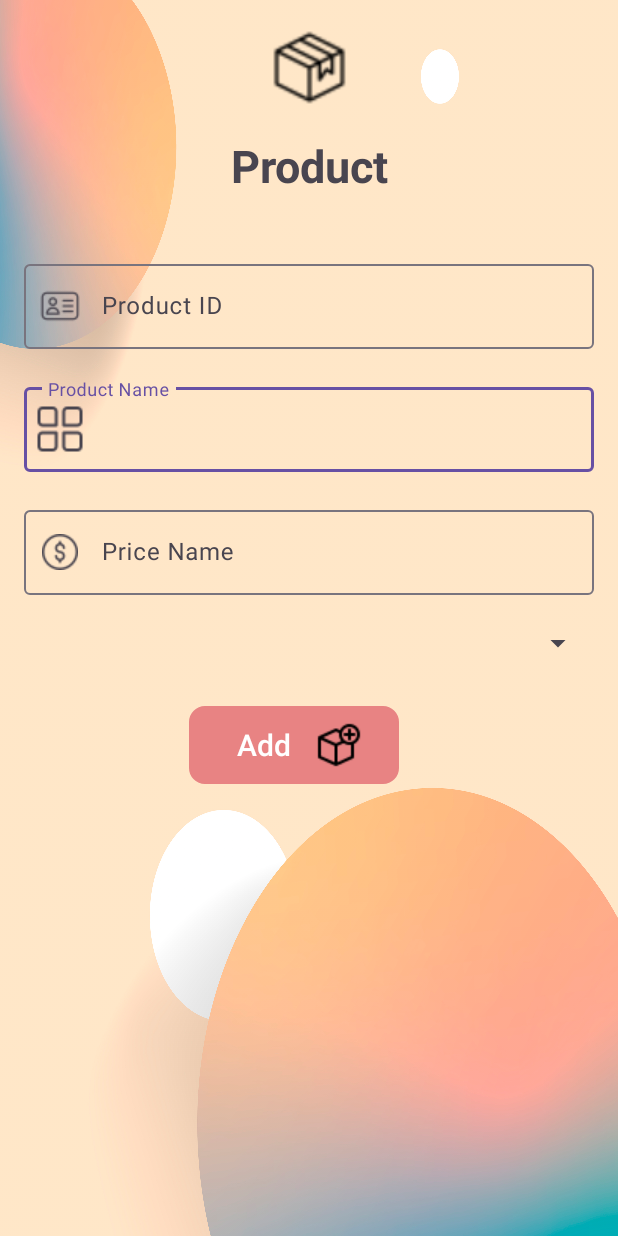
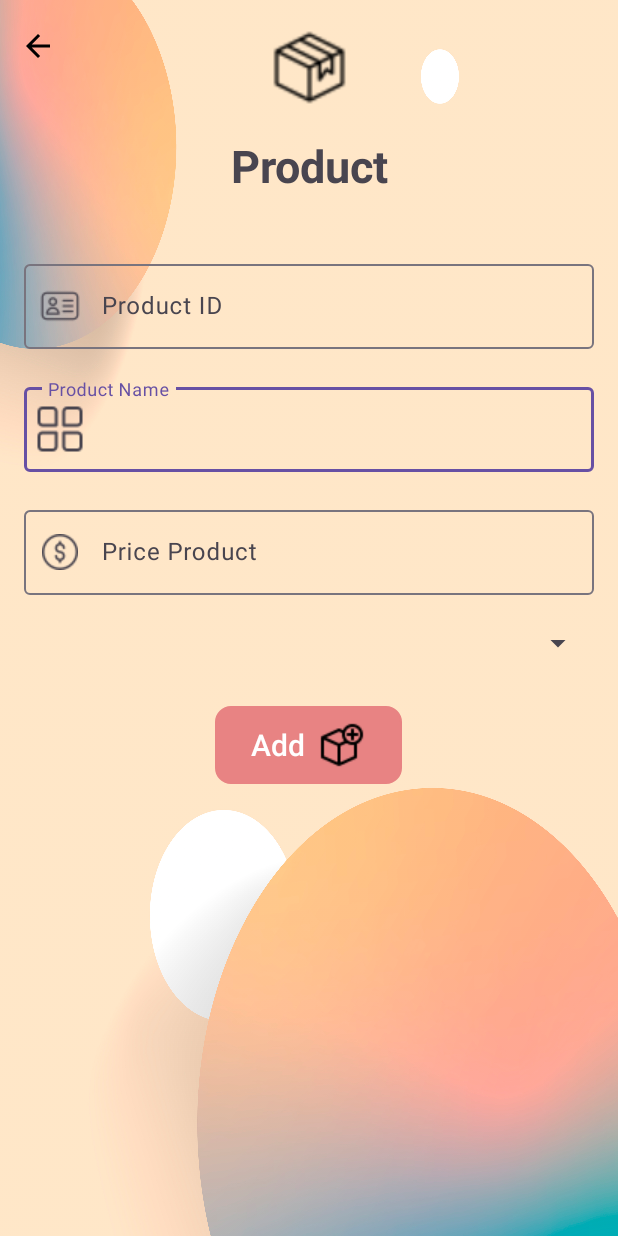
Before and after one commit to nqmgaming/DemoSQLite, an Android app: the ProductActivity screen opened directly, with no data from a screen before it, on a phone screen of 412 x 824 dp. Run offline under Robolectric (Android 15) with nearby library versions, the phone set to English and light mode, and no system bars.

Commit message:
Sửa lại giao diện và string

```diff
--- a/app/build.gradle
+++ b/app/build.gradle
@@ -34,8 +34,8 @@ android {
 dependencies {
 
     implementation 'androidx.appcompat:appcompat:1.6.1'
+    implementation 'androidx.constraintlayout:constraintlayout:2.1.4'
     implementation 'com.google.android.material:material:1.5.0'
-    implementation 'androidx.constraintlayout:constraintlayout:2.1.4'
     testImplementation 'junit:junit:4.13.2'
     androidTestImplementation 'androidx.test.ext:junit:1.1.5'
     androidTestImplementation 'androidx.test.espresso:espresso-core:3.5.1'
--- a/app/src/main/java/com/nqmgaming/demosqliteapp/ProductActivity.java
+++ b/app/src/main/java/com/nqmgaming/demosqliteapp/ProductActivity.java
@@ -11,6 +11,7 @@ import android.view.View;
 import android.widget.AdapterView;
 import android.widget.Button;
 import android.widget.EditText;
+import android.widget.ImageButton;
 import android.widget.ListView;
 import android.widget.Spinner;
 import android.widget.Toast;
@@ -29,6 +30,7 @@ public class ProductActivity extends AppCompatActivity {
     EditText editProductID, editProductName, editProductPrice;
     Spinner spinnerProductCategory;
     Button btnAddProduct;
+    ImageButton btnBack;
     ArrayList<ProductDTO> listProductDTO;
     ProductDAO productDAO;
     ProductAdapter adapter;
@@ -49,6 +51,8 @@ public class ProductActivity extends AppCompatActivity {
         spinnerProductCategory = findViewById(R.id.spinnerCategory);
 
         btnAddProduct = findViewById(R.id.btnAddProduct);
+
+        btnBack = findViewById(R.id.backProduct);
 
         // Khởi tạo ProductDAO
         productDAO = new ProductDAO(this);
@@ -124,8 +128,19 @@ public class ProductActivity extends AppCompatActivity {
                 }
             }
         });
+
+        btnBack.setOnClickListener(new View.OnClickListener() {
+            @Override
+            public void onClick(View v) {
+                Intent intent = new Intent(ProductActivity.this, MainActivity.class);
+                finish();
+                startActivity(intent);
+            }
+        });
+
+
         //Get intent from EditProductActivity
-        Intent intentFromEditActivity= getIntent();
+        Intent intentFromEditActivity = getIntent();
         //Get the value of the key "id" from the intent
         Boolean check = intentFromEditActivity.getBooleanExtra("success", false);
         if (check) {
@@ -141,18 +156,13 @@ public class ProductActivity extends AppCompatActivity {
     }
 
     private void refreshProductList() {
-        // Lấy danh sách sản phẩm từ cơ sở dữ liệu
         listProductDTO = productDAO.GetAllProduct();
 
-        // Kiểm tra xem danh sách danh mục có rỗng không
         if (listProductDTO.isEmpty()) {
             return;
         }
 
-        // Tạo ProductAdapter và gán danh sách sản phẩm
         adapter = new ProductAdapter(this, listProductDTO);
-
-        // Gán adapter cho ListView
         listProduct.setAdapter(adapter);
     }
 
--- /dev/null
+++ b/app/src/main/res/drawable/baseline_arrow_back_24.xml
@@ -0,0 +1,5 @@
+<vector android:autoMirrored="true" android:height="24dp"
+    android:tint="#000000" android:viewportHeight="24"
+    android:viewportWidth="24" android:width="24dp" xmlns:android="http://schemas.android.com/apk/res/android">
+    <path android:fillColor="@android:color/white" android:pathData="M20,11H7.83l5.59,-5.59L12,4l-8,8 8,8 1.41,-1.41L7.83,13H20v-2z"/>
+</vector>
--- a/app/src/main/res/layout/activity_product.xml
+++ b/app/src/main/res/layout/activity_product.xml
@@ -1,139 +1,164 @@
 <?xml version="1.0" encoding="utf-8"?>
-<androidx.constraintlayout.widget.ConstraintLayout xmlns:android="http://schemas.android.com/apk/res/android"
+<ScrollView xmlns:android="http://schemas.android.com/apk/res/android"
     xmlns:app="http://schemas.android.com/apk/res-auto"
     xmlns:tools="http://schemas.android.com/tools"
     android:layout_width="match_parent"
+    android:background="@drawable/background"
+    android:layout_height="wrap_content">
+
+    <androidx.constraintlayout.widget.ConstraintLayout
+        android:layout_width="match_parent"
         android:layout_height="match_parent"
-    android:background="@drawable/background"
         tools:context=".ProductActivity">
 
         <ImageView
+            android:id="@+id/imageProduct"
             android:layout_width="50dp"
             android:layout_height="50dp"
+            android:layout_marginTop="20dp"
+            android:src="@drawable/product"
             android:textAlignment="center"
-        android:src="@drawable/product"
-        android:layout_marginTop="20dp"
-        android:id="@+id/imageProduct"
-        app:layout_constraintTop_toTopOf="parent"
+            app:layout_constraintEnd_toEndOf="parent"
             app:layout_constraintStart_toStartOf="parent"
-        app:layout_constraintEnd_toEndOf="parent"/>
+            app:layout_constraintTop_toTopOf="parent" />
 
         <TextView
+            android:id="@+id/textProduct"
             android:layout_width="match_parent"
             android:layout_height="wrap_content"
+            android:padding="20dp"
             android:text="Product"
             android:textAlignment="center"
             android:textSize="30sp"
             android:textStyle="bold"
-        android:padding="20dp"
-        android:id="@+id/textProduct"
-        app:layout_constraintTop_toBottomOf="@id/imageProduct"
+            app:layout_constraintEnd_toEndOf="parent"
             app:layout_constraintStart_toStartOf="parent"
-        app:layout_constraintEnd_toEndOf="parent"/>
+            app:layout_constraintTop_toBottomOf="@id/imageProduct" />
 
         <com.google.android.material.textfield.TextInputLayout
+            android:id="@+id/textInputId"
             android:layout_width="match_parent"
             android:layout_height="wrap_content"
-        android:hint="Product ID"
-        android:id="@+id/textInputId"
-        app:startIconDrawable="@drawable/id"
             android:layout_marginStart="16dp"
             android:layout_marginTop="20dp"
             android:layout_marginEnd="16dp"
-        app:layout_constraintTop_toBottomOf="@id/textProduct">
+            android:hint="Product ID"
+            app:layout_constraintTop_toBottomOf="@id/textProduct"
+            app:startIconDrawable="@drawable/id">
 
             <EditText
+                android:id="@+id/editTextIdProduct"
                 android:layout_width="match_parent"
                 android:layout_height="match_parent"
-            android:id="@+id/editTextIdProduct"
-            android:enabled="false"/>
+                android:enabled="false" />
         </com.google.android.material.textfield.TextInputLayout>
 
 
         <com.google.android.material.textfield.TextInputLayout
+            android:id="@+id/textInputName"
             android:layout_width="match_parent"
             android:layout_height="wrap_content"
-        android:hint="Product Name"
-        app:startIconDrawable="@drawable/cat"
             android:layout_marginStart="16dp"
             android:layout_marginTop="20dp"
             android:layout_marginEnd="16dp"
-        android:id="@+id/textInputName"
-        app:layout_constraintTop_toBottomOf="@id/textInputId">
+            android:hint="Product Name"
+            app:layout_constraintTop_toBottomOf="@id/textInputId"
+            app:startIconDrawable="@drawable/cat">
 
             <EditText
+                android:id="@+id/editTextNameProduct"
                 android:layout_width="match_parent"
-            android:layout_height="match_parent"
-            android:id="@+id/editTextNameProduct"/>
+                android:layout_height="match_parent" />
         </com.google.android.material.textfield.TextInputLayout>
 
         <com.google.android.material.textfield.TextInputLayout
+            android:id="@+id/textInputPrice"
             android:layout_width="match_parent"
             android:layout_height="wrap_content"
-        android:hint="Price Name"
-        app:startIconDrawable="@drawable/price"
             android:layout_marginStart="16dp"
             android:layout_marginTop="20dp"
             android:layout_marginEnd="16dp"
-        android:id="@+id/textInputPrice"
-        app:layout_constraintTop_toBottomOf="@id/textInputName">
+            android:hint="Price Product"
+            app:layout_constraintTop_toBottomOf="@id/textInputName"
+            app:startIconDrawable="@drawable/price">
 
             <EditText
+                android:id="@+id/editTextPriceProduct"
                 android:layout_width="match_parent"
-            android:layout_height="match_parent"
-            android:id="@+id/editTextPriceProduct"/>
+                android:layout_height="match_parent" />
         </com.google.android.material.textfield.TextInputLayout>
 
         <androidx.appcompat.widget.AppCompatSpinner
+            android:id="@+id/spinnerCategory"
             android:layout_width="match_parent"
             android:layout_height="wrap_content"
-        android:id="@+id/spinnerCategory"
             android:layout_marginStart="16dp"
             android:layout_marginTop="20dp"
             android:layout_marginEnd="16dp"
-        app:layout_constraintTop_toBottomOf="@id/textInputPrice"
+            app:layout_constraintEnd_toEndOf="parent"
             app:layout_constraintStart_toStartOf="parent"
-        app:layout_constraintEnd_toEndOf="parent"/>
+            app:layout_constraintTop_toBottomOf="@id/textInputPrice" />
+
+        <LinearLayout
+            android:id="@+id/linear"
+            android:layout_width="match_parent"
+            android:layout_height="wrap_content"
+            android:layout_marginStart="16dp"
+            android:layout_marginTop="20dp"
+            android:layout_marginEnd="16dp"
+            android:gravity="center"
+            android:orientation="vertical"
+            app:layout_constraintLeft_toLeftOf="parent"
+            app:layout_constraintRight_toRightOf="parent"
+            app:layout_constraintTop_toBottomOf="@id/spinnerCategory">
 
             <LinearLayout
                 android:layout_width="match_parent"
                 android:layout_height="wrap_content"
-        android:id="@+id/linear"
-        android:layout_marginStart="16dp"
-        android:layout_marginTop="20dp"
-        android:layout_marginEnd="16dp"
-        app:layout_constraintLeft_toLeftOf="parent"
-        app:layout_constraintRight_toRightOf="parent"
                 android:gravity="center"
-        app:layout_constraintTop_toBottomOf="@id/spinnerCategory"
-        android:orientation="vertical">
-        <LinearLayout
-            android:layout_width="match_parent"
-            android:layout_height="wrap_content"
-            android:gravity="center"
-            android:padding="10dp"
-            android:orientation="horizontal">
+                android:orientation="horizontal"
+                android:padding="10dp">
+
                 <Button
                     android:id="@+id/btnAddProduct"
-                android:layout_width="140dp"
+                    android:layout_width="wrap_content"
                     android:layout_height="wrap_content"
-                android:layout_marginRight="20dp"
+                    android:background="@drawable/background_button"
+                    android:drawableRight="@drawable/add_product"
                     android:text="Add"
                     android:textSize="20dp"
-                android:drawableRight="@drawable/add_product"
-                android:background="@drawable/background_button"
-                app:backgroundTint = "@null"/>
+                    app:backgroundTint="@null" />
             </LinearLayout>
 
         </LinearLayout>
+
+        <LinearLayout
+            android:layout_width="match_parent"
+            android:layout_height="match_parent"
+            android:orientation="vertical"
+            app:layout_constraintBottom_toBottomOf="parent"
+            app:layout_constraintLeft_toLeftOf="parent"
+            app:layout_constraintRight_toRightOf="parent"
+            app:layout_constraintTop_toBottomOf="@id/linear">
+
             <ListView
                 android:id="@+id/listViewProduct"
                 android:layout_width="match_parent"
                 android:layout_height="wrap_content"
-        android:layout_marginRight="16dp"
                 android:layout_marginLeft="16dp"
-        app:layout_constraintTop_toBottomOf="@id/linear"
-        app:layout_constraintRight_toRightOf="parent"
-        app:layout_constraintLeft_toLeftOf="parent"/>
+                android:layout_marginRight="16dp" />
+        </LinearLayout>
+        <ImageButton
+            android:layout_width="40dp"
+            android:layout_height="50dp"
+            android:src="@drawable/baseline_arrow_back_24"
+            android:background="@null"
+            app:layout_constraintTop_toTopOf="parent"
+            app:layout_constraintStart_toStartOf="parent"
+            android:layout_marginTop="5dp"
+            android:layout_marginStart="5dp"
+            android:id="@+id/backProduct"/>
+    </androidx.constraintlayout.widget.ConstraintLayout>
 
-</androidx.constraintlayout.widget.ConstraintLayout>
+
+</ScrollView>
```
Also changed, not shown: app/src/main/java/com/nqmgaming/demosqliteapp/CategoryActivity.java (+11 -0 lines), app/src/main/java/com/nqmgaming/demosqliteapp/EditProductActivity.java (+21 -14 lines), app/src/main/res/layout/activity_category.xml (+30 -8 lines), app/src/main/res/layout/activity_edit_product.xml (+10 -0 lines), app/src/main/res/layout/item_product.xml (+4 -8 lines). Lines whose indentation alone changed are shown as unchanged.
